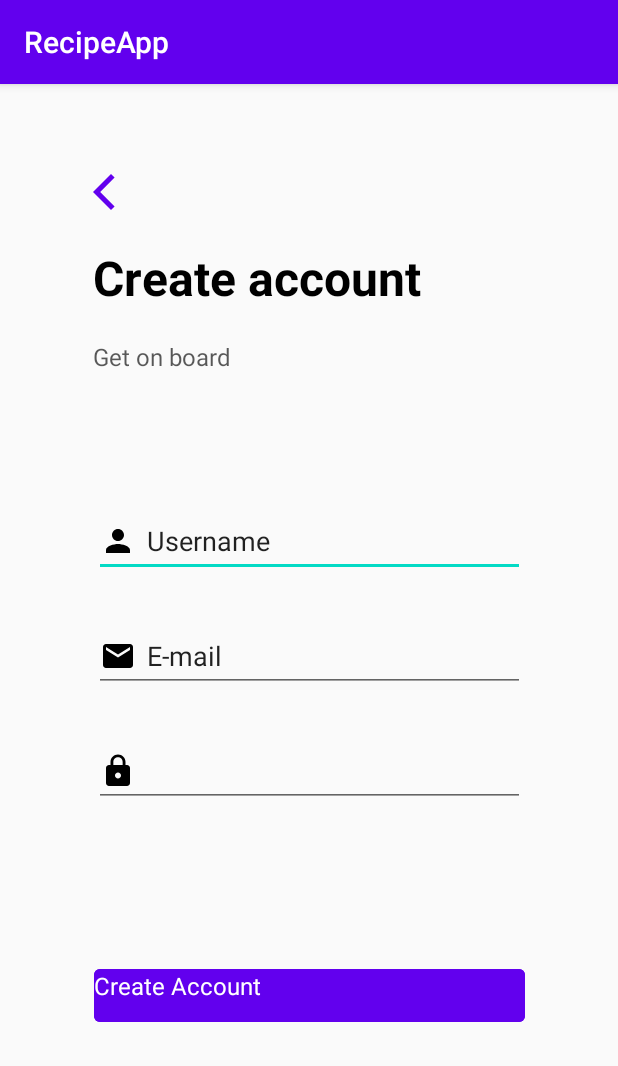
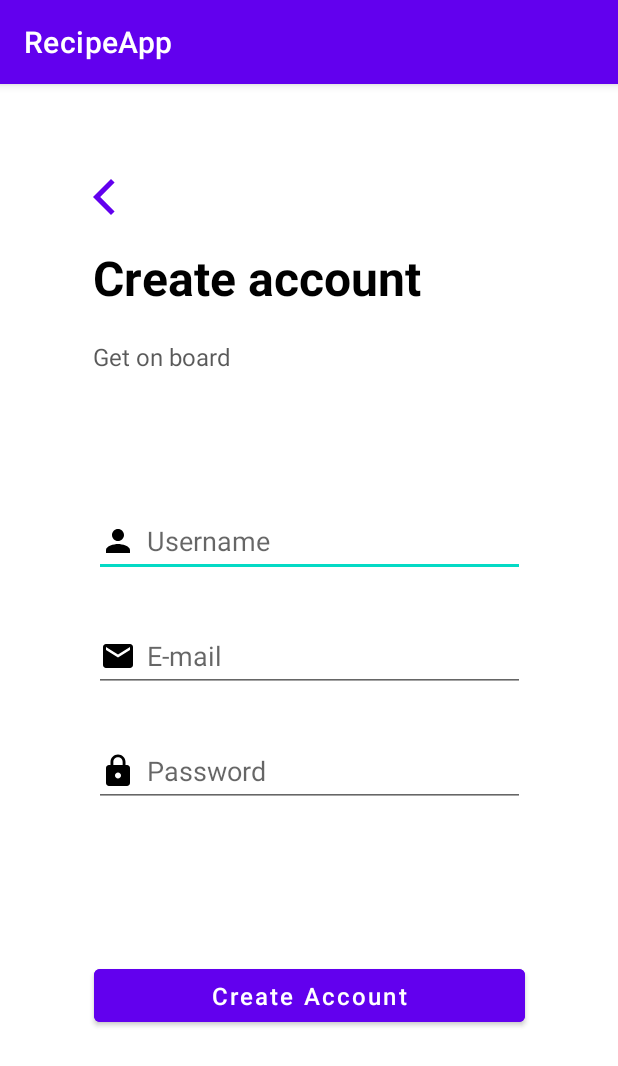
Before and after one commit to giannisSch/recipes-android-application, an Android app: the screen it shows after launch (Register), after a tap on "Create an account", on a phone screen of 412 x 824 dp. Shown: the top 1066 px of the screen. Run offline under Robolectric (Android 15) with nearby library versions, the phone set to English and light mode, and no system bars.

Commit message:
24/5 | Back button functionality & General fixes

```diff
--- a/app/src/main/java/com/foodes/recipeapp/GeneralScreen.java
+++ b/app/src/main/java/com/foodes/recipeapp/GeneralScreen.java
@@ -43,12 +43,12 @@ public class GeneralScreen extends AppCompatActivity {
 
     //Login & Register methods to change screens according to user preference
     private void goToLoginScreen() {
-        Intent login = new Intent(this,Login.class);
+        Intent login = new Intent(GeneralScreen.this,Login.class);
         startActivity(login);
     }
 
     private void goToRegisterScreen(){
-        Intent register = new Intent(this,Register.class);
+        Intent register = new Intent(GeneralScreen.this,Register.class);
         startActivity(register);
     }
 }
--- a/app/src/main/java/com/foodes/recipeapp/Register.java
+++ b/app/src/main/java/com/foodes/recipeapp/Register.java
@@ -1,8 +1,12 @@
 package com.foodes.recipeapp;
 
+import androidx.annotation.Nullable;
 import androidx.appcompat.app.AppCompatActivity;
 
+import android.content.Intent;
 import android.os.Bundle;
+import android.view.View;
+import android.widget.ImageView;
 
 public class Register extends AppCompatActivity {
 
@@ -11,4 +15,21 @@ public class Register extends AppCompatActivity {
         super.onCreate(savedInstanceState);
         setContentView(R.layout.activity_register);
     }
+
+    @Override
+    protected void onPostCreate(@Nullable Bundle savedInstanceState) {
+        super.onPostCreate(savedInstanceState);
+
+        //Declaring Back Button
+        ImageView back_btn = findViewById(R.id.back_button);
+
+        //Listener for back button
+        back_btn.setOnClickListener(new View.OnClickListener(){
+            @Override
+            public void onClick(View v) {
+                Intent goBack = new Intent(Register.this, GeneralScreen.class);
+                startActivity(goBack);
+            }
+        });
+    }
 }
--- a/app/src/main/res/layout/activity_general_screen.xml
+++ b/app/src/main/res/layout/activity_general_screen.xml
@@ -31,7 +31,8 @@
         android:text="Become the chef that\nyou have always wanted"
         app:layout_constraintLeft_toLeftOf="@id/login_btn"
         app:layout_constraintTop_toBottomOf="@+id/find_txt"
-        android:layout_marginTop="20dp" />
+        android:layout_marginTop="20dp"
+        />
 
 
     <Button
@@ -46,8 +47,8 @@
         android:backgroundTint="@color/design_default_color_primary"
         app:layout_constraintLeft_toLeftOf="parent"
         app:layout_constraintRight_toRightOf="parent"
-
         app:layout_constraintBottom_toTopOf="@+id/create_acc_btn"
+        android:layout_marginTop="122dp"
         android:layout_marginBottom="15dp" />
 
     <Button
--- a/app/src/main/res/layout/activity_login.xml
+++ b/app/src/main/res/layout/activity_login.xml
@@ -53,7 +53,7 @@ tools:context=".GeneralScreen">
         android:layout_height="47dp"
         android:ems="10"
         android:inputType="textPersonName"
-        android:text="Username"
+        android:hint="Username"
         android:layout_marginTop="88.5dp"
         android:drawableLeft="@drawable/ic_user_icon"
         android:drawableStart="@drawable/ic_user_icon"
@@ -73,6 +73,7 @@ tools:context=".GeneralScreen">
         android:drawableLeft="@drawable/ic_pass_icon_24dp"
         android:drawableStart="@drawable/ic_pass_icon_24dp"
         android:drawablePadding="7dp"
+        android:hint="Password"
         app:layout_constraintTop_toBottomOf="@+id/username_txt"
         app:layout_constraintLeft_toLeftOf="parent"
         app:layout_constraintRight_toRightOf="parent"/>
--- a/app/src/main/res/layout/activity_register.xml
+++ b/app/src/main/res/layout/activity_register.xml
@@ -11,10 +11,9 @@
         android:layout_width="wrap_content"
         android:layout_height="wrap_content"
         app:srcCompat="@drawable/ic_right_detail"
-        app:layout_constraintTop_toTopOf="parent"
+        app:layout_constraintBottom_toTopOf="@+id/reg_main_txt"
         app:layout_constraintLeft_toLeftOf="@id/reg_main_txt"
-        android:layout_marginTop="60dp"
-        android:layout_marginBottom="32dp" />
+        android:layout_marginBottom="20dp" />
 
     <TextView
         android:id="@+id/reg_main_txt"
@@ -53,7 +52,7 @@
         android:layout_height="47dp"
         android:ems="10"
         android:inputType="textPersonName"
-        android:text="Username"
+        android:hint="Username"
         android:layout_marginTop="88.5dp"
         android:drawableLeft="@drawable/ic_user_icon"
         android:drawableStart="@drawable/ic_user_icon"
@@ -69,7 +68,7 @@
         android:layout_height="47dp"
         android:ems="10"
         android:inputType="textEmailAddress"
-        android:text="E-mail"
+        android:hint="E-mail"
         android:layout_marginTop="29.5dp"
         android:drawableLeft="@drawable/ic_email_icon_24dp"
         android:drawableStart="@drawable/ic_email_icon_24dp"
@@ -85,6 +84,7 @@
         android:layout_height="47dp"
         android:ems="10"
         android:inputType="textPassword"
+        android:hint="Password"
         android:layout_marginTop="29.5dp"
         android:drawableLeft="@drawable/ic_pass_icon_24dp"
         android:drawableStart="@drawable/ic_pass_icon_24dp"
--- a/app/src/main/res/values/styles.xml
+++ b/app/src/main/res/values/styles.xml
@@ -1,7 +1,7 @@
 <resources>
 
     <!-- Base application theme. -->
-    <style name="AppTheme" parent="Theme.AppCompat.Light.DarkActionBar">
+    <style name="AppTheme" parent="Theme.MaterialComponents.Light.DarkActionBar">
         <!-- Customize your theme here. -->
         <item name="colorPrimary">@color/colorPrimary</item>
         <item name="colorPrimaryDark">@color/colorPrimaryDark</item>
```
Also changed, not shown: app/src/main/java/com/foodes/recipeapp/Login.java (+23 -0 lines).
